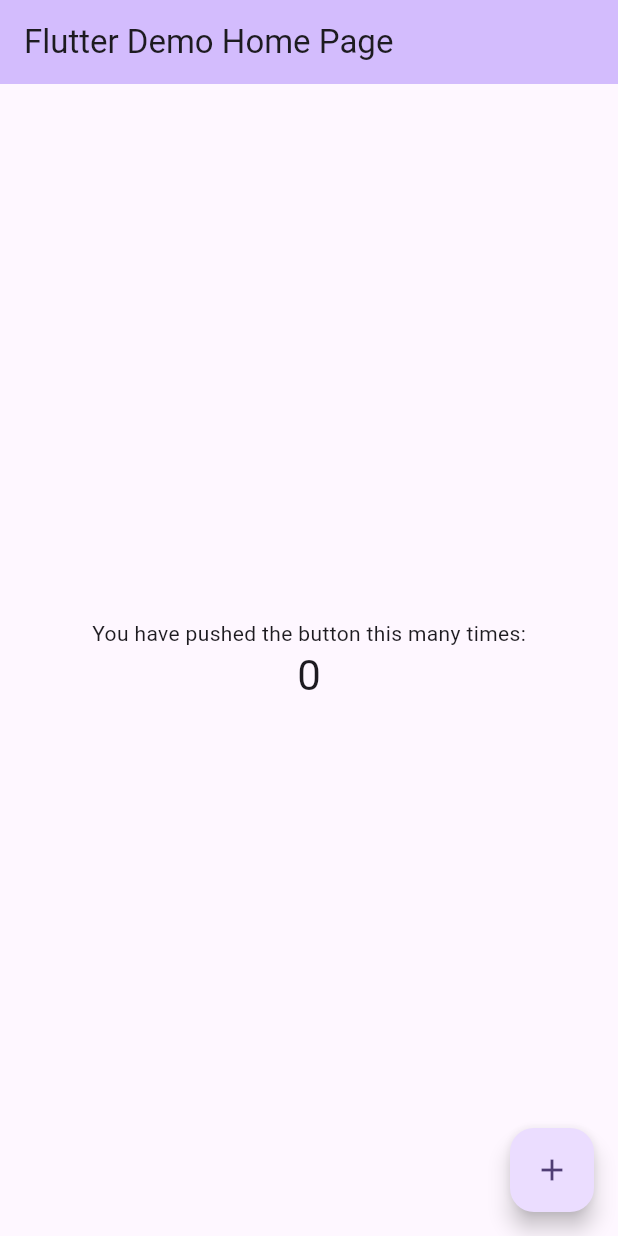
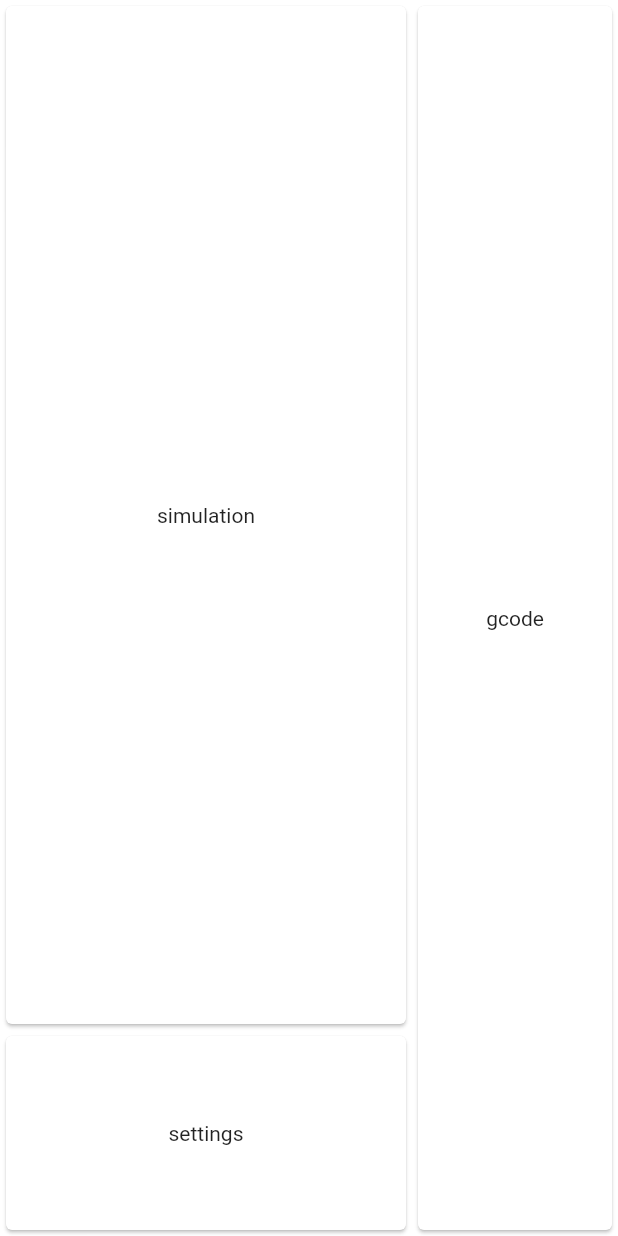
Before and after one commit to SnackkOverflowError/corellia, a Flutter app: the screen it shows after launch, on a phone screen of 412 x 824 dp. Run offline on Flutter 3.47's test engine with Material 2 defaults, Android fonts, the phone set to English and light mode, and no system bars.

Commit message:
add main layout

```diff
--- a/lib/main.dart
+++ b/lib/main.dart
@@ -1,3 +1,4 @@
+import 'package:corellia/main_page.dart';
 import 'package:flutter/material.dart';
 
 void main() {
@@ -10,116 +11,9 @@ class MyApp extends StatelessWidget {
   // This widget is the root of your application.
   @override
   Widget build(BuildContext context) {
-    return MaterialApp(
+    return const MaterialApp(
       title: 'Flutter Demo',
-      theme: ThemeData(
-        // This is the theme of your application.
-        //
-        // TRY THIS: Try running your application with "flutter run". You'll see
-        // the application has a blue toolbar. Then, without quitting the app,
-        // try changing the seedColor in the colorScheme below to Colors.green
-        // and then invoke "hot reload" (save your changes or press the "hot
-        // reload" button in a Flutter-supported IDE, or press "r" if you used
-        // the command line to start the app).
-        //
-        // Notice that the counter didn't reset back to zero; the application
-        // state is not lost during the reload. To reset the state, use hot
-        // restart instead.
-        //
-        // This works for code too, not just values: Most code changes can be
-        // tested with just a hot reload.
-        colorScheme: ColorScheme.fromSeed(seedColor: Colors.deepPurple),
-        useMaterial3: true,
-      ),
-      home: const MyHomePage(title: 'Flutter Demo Home Page'),
+      home: MainPage(),
     );
   }
 }
-
-class MyHomePage extends StatefulWidget {
-  const MyHomePage({super.key, required this.title});
-
-  // This widget is the home page of your application. It is stateful, meaning
-  // that it has a State object (defined below) that contains fields that affect
-  // how it looks.
-
-  // This class is the configuration for the state. It holds the values (in this
-  // case the title) provided by the parent (in this case the App widget) and
-  // used by the build method of the State. Fields in a Widget subclass are
-  // always marked "final".
-
-  final String title;
-
-  @override
-  State<MyHomePage> createState() => _MyHomePageState();
-}
-
-class _MyHomePageState extends State<MyHomePage> {
-  int _counter = 0;
-
-  void _incrementCounter() {
-    setState(() {
-      // This call to setState tells the Flutter framework that something has
-      // changed in this State, which causes it to rerun the build method below
-      // so that the display can reflect the updated values. If we changed
-      // _counter without calling setState(), then the build method would not be
-      // called again, and so nothing would appear to happen.
-      _counter++;
-    });
-  }
-
-  @override
-  Widget build(BuildContext context) {
-    // This method is rerun every time setState is called, for instance as done
-    // by the _incrementCounter method above.
-    //
-    // The Flutter framework has been optimized to make rerunning build methods
-    // fast, so that you can just rebuild anything that needs updating rather
-    // than having to individually change instances of widgets.
-    return Scaffold(
-      appBar: AppBar(
-        // TRY THIS: Try changing the color here to a specific color (to
-        // Colors.amber, perhaps?) and trigger a hot reload to see the AppBar
-        // change color while the other colors stay the same.
-        backgroundColor: Theme.of(context).colorScheme.inversePrimary,
-        // Here we take the value from the MyHomePage object that was created by
-        // the App.build method, and use it to set our appbar title.
-        title: Text(widget.title),
-      ),
-      body: Center(
-        // Center is a layout widget. It takes a single child and positions it
-        // in the middle of the parent.
-        child: Column(
-          // Column is also a layout widget. It takes a list of children and
-          // arranges them vertically. By default, it sizes itself to fit its
-          // children horizontally, and tries to be as tall as its parent.
-          //
-          // Column has various properties to control how it sizes itself and
-          // how it positions its children. Here we use mainAxisAlignment to
-          // center the children vertically; the main axis here is the vertical
-          // axis because Columns are vertical (the cross axis would be
-          // horizontal).
-          //
-          // TRY THIS: Invoke "debug painting" (choose the "Toggle Debug Paint"
-          // action in the IDE, or press "p" in the console), to see the
-          // wireframe for each widget.
-          mainAxisAlignment: MainAxisAlignment.center,
-          children: <Widget>[
-            const Text(
-              'You have pushed the button this many times:',
-            ),
-            Text(
-              '$_counter',
-              style: Theme.of(context).textTheme.headlineMedium,
-            ),
-          ],
-        ),
-      ),
-      floatingActionButton: FloatingActionButton(
-        onPressed: _incrementCounter,
-        tooltip: 'Increment',
-        child: const Icon(Icons.add),
-      ), // This trailing comma makes auto-formatting nicer for build methods.
-    );
-  }
-}
--- /dev/null
+++ b/lib/main_page.dart
@@ -0,0 +1,42 @@
+// ignore_for_file: prefer_const_constructors, prefer_const_literals_to_create_immutables
+
+import 'package:flutter/material.dart';
+
+class MainPage extends StatefulWidget {
+  const MainPage({ Key? key }) : super(key: key);
+
+  @override
+  _MainPageState createState() => _MainPageState();
+}
+
+class _MainPageState extends State<MainPage> {
+  @override
+  Widget build(BuildContext context) {
+    return Container(
+      child:  Row(
+        children: <Widget>[
+          Expanded(
+            flex: 2,
+            child: Column(
+              children: [
+                Expanded(
+                  flex: 5,
+                  child: Card(child: Center(child: Text("simulation")),),
+                ),
+                Expanded(
+                  flex: 1,
+                  child: Card(child: Center(child: Text("settings")),),
+                ),
+              ]
+            ),
+          ),
+          Expanded(
+            flex: 1,
+            child: Card(child: Center(child: Text("gcode")),),
+          ),
+        ],
+      ),
+
+    );
+  }
+}
```
